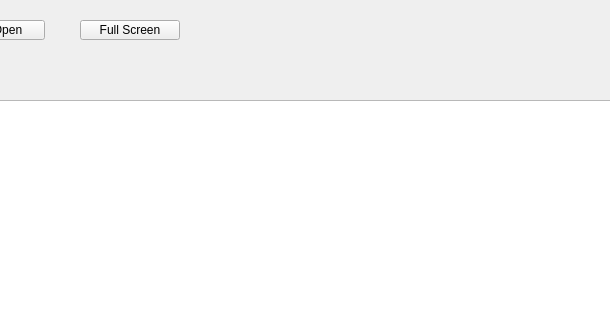
Old version of the form UCM/Library/UniversalConfigurationManager/ConfigTab/Ucm_ConfigTab.ui in the repository NetTimeLogic/UniversalConfigurationManager; both pictures show x 260 to 870 and y 0 to 320 of the 1374 by 774 pixel window.
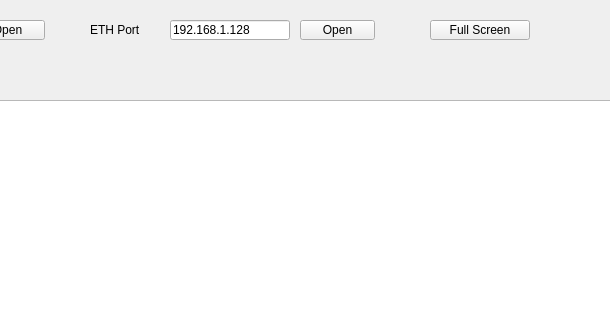
New version of the form.

The edit to the form file:
```diff
--- a/UCM/Library/UniversalConfigurationManager/ConfigTab/Ucm_ConfigTab.ui
+++ b/UCM/Library/UniversalConfigurationManager/ConfigTab/Ucm_ConfigTab.ui
@@ -91,7 +91,7 @@
   <widget class="QPushButton" name="ConfigFullScreenButton">
    <property name="geometry">
     <rect>
-     <x>340</x>
+     <x>690</x>
      <y>20</y>
      <width>100</width>
      <height>20</height>
@@ -101,6 +101,45 @@
     <string>Full Screen</string>
    </property>
   </widget>
+  <widget class="QLabel" name="ConfigEthPortLabel">
+   <property name="geometry">
+    <rect>
+     <x>350</x>
+     <y>20</y>
+     <width>80</width>
+     <height>20</height>
+    </rect>
+   </property>
+   <property name="text">
+    <string>ETH Port</string>
+   </property>
+  </widget>
+  <widget class="QPushButton" name="ConfigEthPortButton">
+   <property name="geometry">
+    <rect>
+     <x>560</x>
+     <y>20</y>
+     <width>75</width>
+     <height>20</height>
+    </rect>
+   </property>
+   <property name="text">
+    <string>Open</string>
+   </property>
+  </widget>
+  <widget class="QLineEdit" name="ConfigEthPortValue">
+   <property name="geometry">
+    <rect>
+     <x>430</x>
+     <y>20</y>
+     <width>120</width>
+     <height>20</height>
+    </rect>
+   </property>
+   <property name="text">
+    <string>192.168.1.128</string>
+   </property>
+  </widget>
  </widget>
  <resources/>
  <connections/>
```
